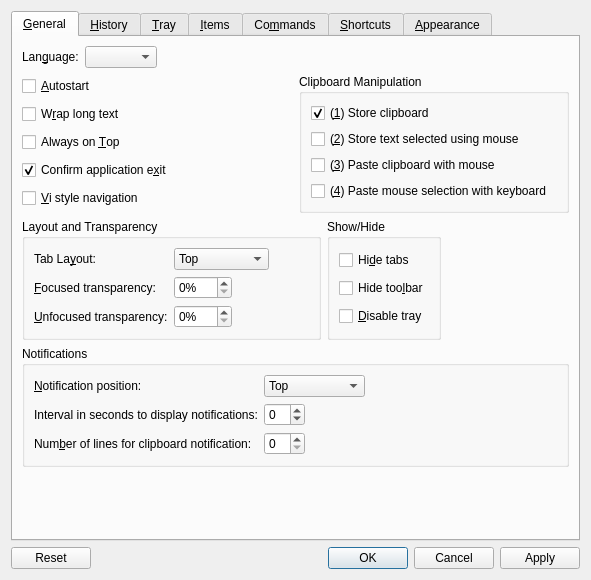
First picture: the form in src/ui/configurationmanager.ui, repository hluk/CopyQ, before the edit.
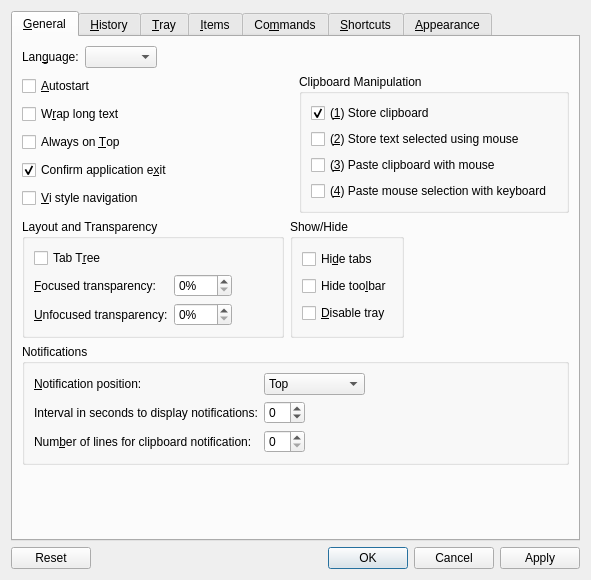
Second picture: the form after the edit. Icons and pictures are not drawn. Custom widgets are drawn as their Qt base class.

Commit message: Tab bar and tab tree in tool bar

Diff of the .ui file:
```diff
--- a/src/ui/configurationmanager.ui
+++ b/src/ui/configurationmanager.ui
@@ -213,67 +213,19 @@
               <string>Layout and Transparency</string>
              </property>
              <layout class="QFormLayout" name="formLayout">
+              <property name="fieldGrowthPolicy">
+               <enum>QFormLayout::AllNonFixedFieldsGrow</enum>
+              </property>
               <item row="1" column="0">
-               <widget class="QLabel" name="label_19">
+               <widget class="QCheckBox" name="checkBoxTabTree">
+                <property name="toolTip">
+                 <string>Show tree with tabs instead of tab bar</string>
+                </property>
                 <property name="text">
-                 <string>Tab La&amp;yout:</string>
-                </property>
-                <property name="buddy">
-                 <cstring>comboBoxTabPosition</cstring>
+                 <string>Tab T&amp;ree</string>
                 </property>
                </widget>
               </item>
-              <item row="1" column="1">
-               <layout class="QHBoxLayout" name="horizontalLayout_6">
-                <item>
-                 <widget class="QComboBox" name="comboBoxTabPosition">
-                  <item>
-                   <property name="text">
-                    <string>Top</string>
-                   </property>
-                  </item>
-                  <item>
-                   <property name="text">
-                    <string>Bottom</string>
-                   </property>
-                  </item>
-                  <item>
-                   <property name="text">
-                    <string>Left</string>
-                   </property>
-                  </item>
-                  <item>
-                   <property name="text">
-                    <string>Right</string>
-                   </property>
-                  </item>
-                  <item>
-                   <property name="text">
-                    <string>Tree (Left)</string>
-                   </property>
-                  </item>
-                  <item>
-                   <property name="text">
-                    <string>Tree (Right)</string>
-                   </property>
-                  </item>
-                 </widget>
-                </item>
-                <item>
-                 <spacer name="horizontalSpacer_5">
-                  <property name="orientation">
-                   <enum>Qt::Horizontal</enum>
-                  </property>
-                  <property name="sizeHint" stdset="0">
-                   <size>
-                    <width>40</width>
-                    <height>20</height>
-                   </size>
-                  </property>
-                 </spacer>
-                </item>
-               </layout>
-              </item>
               <item row="2" column="0">
                <widget class="QLabel" name="label_30">
                 <property name="text">
```
Left out of the diff: 2 changed lines with no effect on the pictures. The commit also changes 7 other files.
